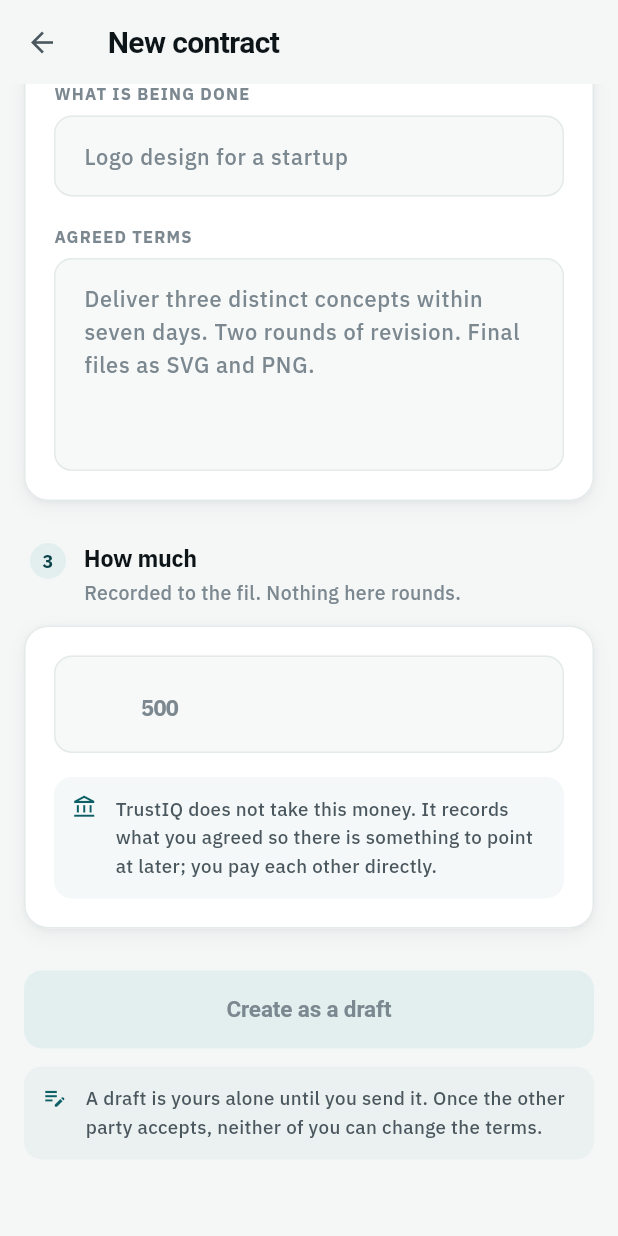
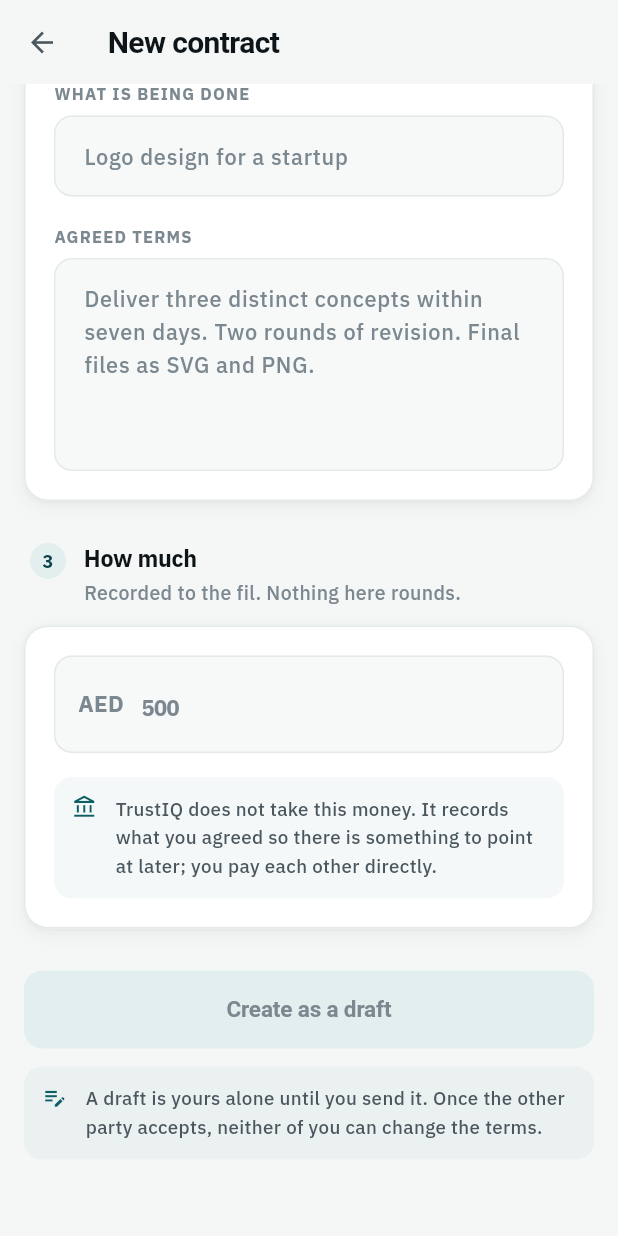
Before and after one commit to MTIEZE/trustiq-uae, a Flutter app: the NewContractScreen screen opened directly with empty values, scrolled down 544 dp, on a phone screen of 412 x 824 dp. Run offline on Flutter 3.47's test engine with Material 3 defaults, Android fonts, the phone set to English and light mode, and no system bars; our stand-ins replace file_picker, shared_preferences, supabase_flutter; accounts and stored records are empty; project files that could hold a hidden picture were left out.

Commit message:
Pin what should not flip, and stop two rows agreeing by luck
Four things I was unsure about after the Arabic pass, checked and fixed.

**Amounts and fingerprints stay left to right.** "500.00 AED" is a Latin string,
and dropped into an Arabic paragraph the bidirectional algorithm is entitled to
move the currency to the other side of the number. It does, the amount is the
same either way, and it reads as a mistake. A SHA-256 is worse: a digest is
only useful if two people can compare it character by character, which means it
has to read the same way for both of them regardless of the language around it.
Both are pinned now, along with email fields, which are Latin in both languages.

**The currency prefix was two hand-typed spaces.** That puts the gap on the
wrong side the moment the field flips. It is a real widget with real
directional padding now, and the amount field itself is pinned left to right.

**The bar and the legend agreed by coincidence.** They were two separate Rows
listing the parties in the same order; in a right-to-left layout both flip, so
they stayed aligned by luck rather than by construction. Reorder one of them and
the colours would say the opposite of the names, on a screen about somebody's
money. Both now derive from one ordered list, so they cannot diverge.

**The digits were inconsistent.** Two Arabic strings used Arabic-Indic numerals
while every amount uses Western ones. Money in the UAE is written in Western
numerals, and mixing the two systems inside one interface is worse than either
choice on its own, so they are Western throughout.

182 Flutter tests.

Co-Authored-By: Claude Opus 5 <noreply@anthropic.com>

```diff
--- a/apps/mobile/lib/l10n/app_ar.arb
+++ b/apps/mobile/lib/l10n/app_ar.arb
@@ -147,7 +147,7 @@
   "chooseAFile": "اختر ملفاً",
   "readingTheFile": "جارٍ قراءة الملف",
   "fileTypesShort": "PDF أو صورة أو مستند أو نص أو أرشيف مضغوط",
-  "fileTypesNote": "ملفات PDF والصور والمستندات والنص العادي والأرشيفات المضغوطة، حتى ٥٠ ميغابايت. يرى الطرف الآخر كل ما تودعه هنا.",
+  "fileTypesNote": "ملفات PDF والصور والمستندات والنص العادي والأرشيفات المضغوطة، حتى 50 ميغابايت. يرى الطرف الآخر كل ما تودعه هنا.",
   "noteOptional": "ملاحظة (اختيارية)",
   "noteHint": "ما الذي يُظهره هذا، ولماذا يهم.",
   "fileThisEvidence": "إيداع هذا الدليل",
@@ -177,7 +177,7 @@
   "identityGateNote": "لم توثّق هويتك بعد. ولا يصبح العقد ملزماً إلا بين هويتين موثّقتين.",
   "verifyMyIdentity": "توثيق هويتي",
   "amountMustBePositive": "يجب أن يكون المبلغ أكبر من صفر.",
-  "amountTwoDecimals": "المبالغ تُكتب بمنزلتين عشريتين. الدرهم الواحد ١٠٠ فلس، ولا يوجد أصغر من ذلك.",
+  "amountTwoDecimals": "المبالغ تُكتب بمنزلتين عشريتين. الدرهم الواحد 100 فلس، ولا يوجد أصغر من ذلك.",
   "amountFormat": "أدخل مبلغاً بالدرهم، مثل 500 أو 1250.50.",
   "stepWhoWith": "مع من هذا العقد",
   "stepWhoWithBlurb": "سيرى كلاكما العقد نفسه، ولا يستطيع أيٌّ منكما تغييره بعد قبوله.",
--- a/apps/mobile/lib/screens/add_evidence_screen.dart
+++ b/apps/mobile/lib/screens/add_evidence_screen.dart
@@ -158,6 +158,7 @@ class _AddEvidenceScreenState extends State<AddEvidenceScreen> {
               const SizedBox(height: 6),
               SelectableText(
                 item.sha256,
+                textDirection: TextDirection.ltr,
                 style: Type.mono.copyWith(
                   fontSize: 10.5,
                   color: context.c.inkSoft,
--- a/apps/mobile/lib/screens/new_contract_screen.dart
+++ b/apps/mobile/lib/screens/new_contract_screen.dart
@@ -132,6 +132,7 @@ class _NewContractScreenState extends State<NewContractScreen> {
                   label: _youAre == Role.buyer ? l.emailOfDeliverer : l.emailOfPayer,
                   hint: 'name@example.ae',
                   keyboardType: TextInputType.emailAddress,
+                  textDirection: TextDirection.ltr,
                   // An email, not a name. The contract is addressed to an
                   // account, and the server resolves the address to one.
                   helper: l.counterpartyHelper,
@@ -178,14 +179,23 @@ class _NewContractScreenState extends State<NewContractScreen> {
                   inputFormatters: [
                     FilteringTextInputFormatter.allow(RegExp(r'[0-9.]')),
                   ],
+                  // Left to right whatever the interface language: an amount
+                  // is written the same way in both, and letting it flip would
+                  // put the currency on the wrong side of the number.
+                  textDirection: TextDirection.ltr,
                   decoration: InputDecoration(
                     hintText: '500',
-                    prefixText: 'AED  ',
-                    prefixStyle: TextStyle(
-                      color: c.inkFaint,
-                      fontWeight: FontWeight.w600,
-                      fontSize: 15,
+                    prefixIcon: Padding(
+                      padding: const EdgeInsetsDirectional.only(
+                        start: Space.lg,
+                        end: Space.sm,
+                      ),
+                      child: Text(
+                        'AED',
+                        style: Type.bodyStrong.copyWith(color: c.inkFaint, fontSize: 15),
+                      ),
                     ),
+                    prefixIconConstraints: const BoxConstraints(minWidth: 0, minHeight: 0),
                     errorText: _amountError,
                   ),
                   style: Type.amount.copyWith(fontSize: 22),
@@ -325,6 +335,7 @@ class _Field extends StatelessWidget {
     this.maxLength,
     this.keyboardType,
     this.helper,
+    this.textDirection,
   });
 
   final TextEditingController controller;
@@ -336,6 +347,10 @@ class _Field extends StatelessWidget {
 
   /// A line under the field for a rule the person cannot otherwise know.
   final String? helper;
+
+  /// Pins the field's direction. An email address and an amount are Latin in
+  /// both languages, and letting them follow the interface reverses them.
+  final TextDirection? textDirection;
 
   @override
   Widget build(BuildContext context) {
@@ -349,6 +364,7 @@ class _Field extends StatelessWidget {
           maxLines: maxLines,
           maxLength: maxLength,
           keyboardType: keyboardType,
+          textDirection: textDirection,
           autocorrect: keyboardType != TextInputType.emailAddress,
           decoration: InputDecoration(
             hintText: hint,
--- a/apps/mobile/lib/screens/sign_in_screen.dart
+++ b/apps/mobile/lib/screens/sign_in_screen.dart
@@ -249,6 +249,7 @@ class _SignInScreenState extends State<SignInScreen> {
             TextField(
               controller: _email,
               keyboardType: TextInputType.emailAddress,
+              textDirection: TextDirection.ltr,
               autocorrect: false,
               autofillHints: const [AutofillHints.email],
               decoration: InputDecoration(labelText: l.fieldEmail),
```
Also changed, not shown: apps/mobile/lib/screens/dispute_screen.dart (+48 -39 lines), apps/mobile/lib/widgets/common.dart (+12 -3 lines).
